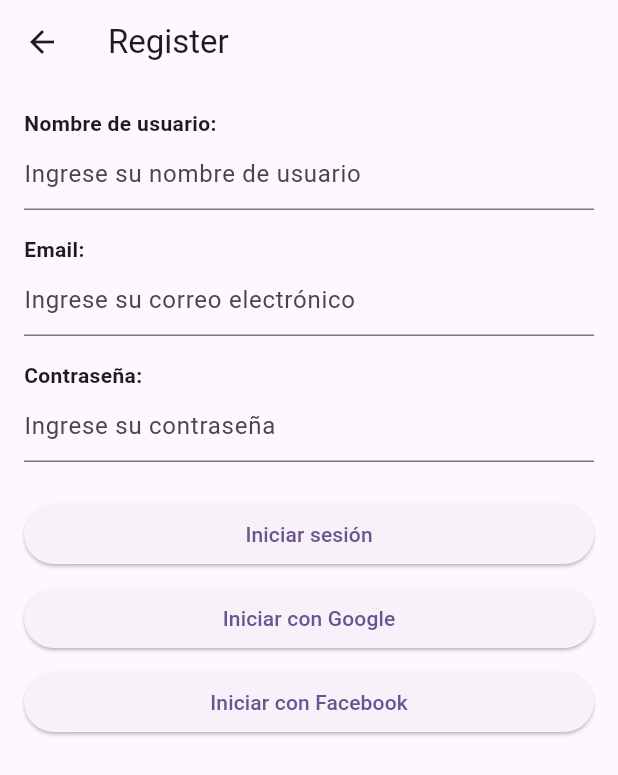
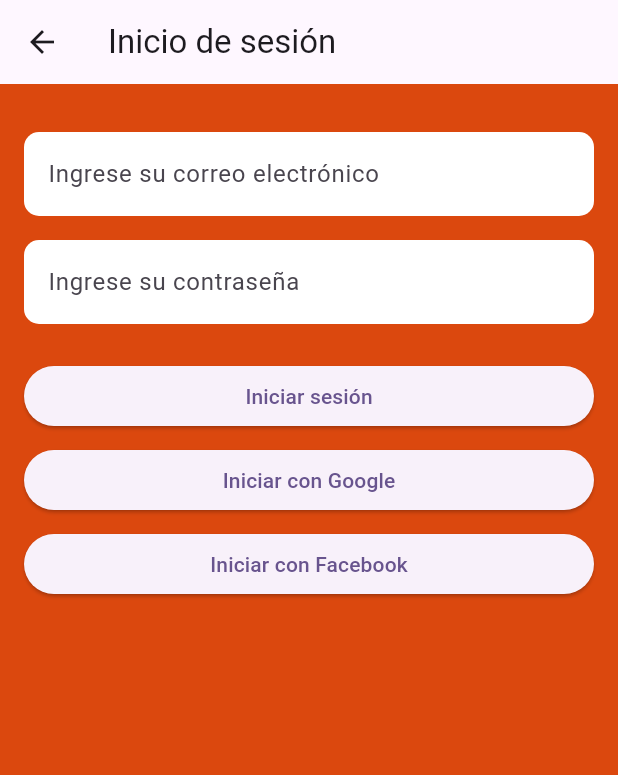
Before and after one commit to TheGeru/Help_petApp, a Flutter app: the RegisterScreen screen opened directly, on a phone screen of 412 x 824 dp. Shown: the top 775 px of the screen. Run offline on Flutter 3.47's test engine with Material 3 defaults, Android fonts, the phone set to English and light mode, and no system bars; our stand-ins replace geolocator, google_maps_flutter; network calls fail.

Commit message:
funciones de mapa

```diff
--- a/lib/pages/register_screen.dart
+++ b/lib/pages/register_screen.dart
@@ -1,4 +1,5 @@
 import 'package:flutter/material.dart';
+import 'package:help_pet_app/pages/map_screen.dart';
 
 class RegisterScreen extends StatelessWidget {
   const RegisterScreen({super.key});
@@ -7,47 +8,50 @@
   Widget build(BuildContext context) {
     return Scaffold(
       appBar: AppBar(
-        title: const Text('Register'),
+        title: const Text('Inicio de sesión'),
       ),
-      body: Padding(
+      body: Container(
+        color: const Color.fromARGB(255, 219, 72, 14),
         padding: const EdgeInsets.all(16.0),
         child: Column(
           crossAxisAlignment: CrossAxisAlignment.stretch,
           children: [
-            const Text(
-              'Nombre de usuario:',
-              style: TextStyle(fontWeight: FontWeight.bold),
-            ),
-            const TextField(
-              decoration: InputDecoration(
-                hintText: 'Ingrese su nombre de usuario',
+            const SizedBox(height: 16),
+            Container(
+              decoration: BoxDecoration(
+                color: Colors.white,
+                borderRadius: BorderRadius.circular(10.0),
+              ),
+              child: const TextField(
+                decoration: InputDecoration(
+                  hintText: 'Ingrese su correo electrónico',
+                  contentPadding: EdgeInsets.all(16.0),
+                  border: InputBorder.none,
+                ),
               ),
             ),
             const SizedBox(height: 16),
-            const Text(
-              'Email:',
-              style: TextStyle(fontWeight: FontWeight.bold),
-            ),
-            const TextField(
-              decoration: InputDecoration(
-                hintText: 'Ingrese su correo electrónico',
+            Container(
+              decoration: BoxDecoration(
+                color: Colors.white,
+                borderRadius: BorderRadius.circular(10.0),
               ),
-            ),
-            const SizedBox(height: 16),
-            const Text(
-              'Contraseña:',
-              style: TextStyle(fontWeight: FontWeight.bold),
-            ),
-            const TextField(
-              obscureText: true,
-              decoration: InputDecoration(
-                hintText: 'Ingrese su contraseña',
+              child: const TextField(
+                obscureText: true,
+                decoration: InputDecoration(
+                  hintText: 'Ingrese su contraseña',
+                  contentPadding: EdgeInsets.all(16.0),
+                  border: InputBorder.none,
+                ),
               ),
             ),
             const SizedBox(height: 24),
             ElevatedButton(
               onPressed: () {
-                // Acción para iniciar sesión
+                Navigator.push(
+                  context,
+                  MaterialPageRoute(builder: (context) => const MapScreen()),
+                );
               },
               child: const Text('Iniciar sesión'),
             ),
--- a/pubspec.yaml
+++ b/pubspec.yaml
@@ -35,6 +35,8 @@
   # The following adds the Cupertino Icons font to your application.
   # Use with the CupertinoIcons class for iOS style icons.
   cupertino_icons: ^1.0.6
+  google_maps_flutter: ^2.6.0
+  geolocator: ^11.0.0
 
 dev_dependencies:
   flutter_test:
```
Also changed, not shown: lib/pages/map_screen.dart (added, +78 -0 lines), pubspec.lock, 5 other files.
